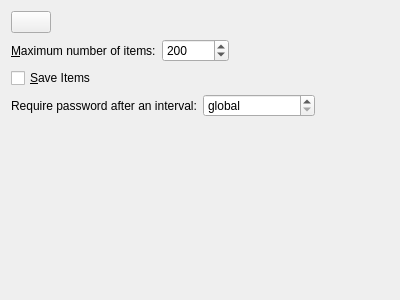
This is src/ui/tabpropertieswidget.ui in hluk/CopyQ as Qt 5 draws it before an edit. The edited form follows.
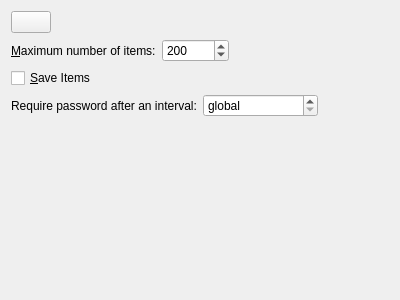
This is the edited form. Custom widgets are drawn as their Qt base class.

```diff
--- a/src/ui/tabpropertieswidget.ui
+++ b/src/ui/tabpropertieswidget.ui
@@ -108,7 +108,7 @@
          <string>global</string>
         </property>
         <property name="suffix">
-         <string>seconds</string>
+         <string> seconds</string>
         </property>
         <property name="maximum">
          <number>999999</number>
```
